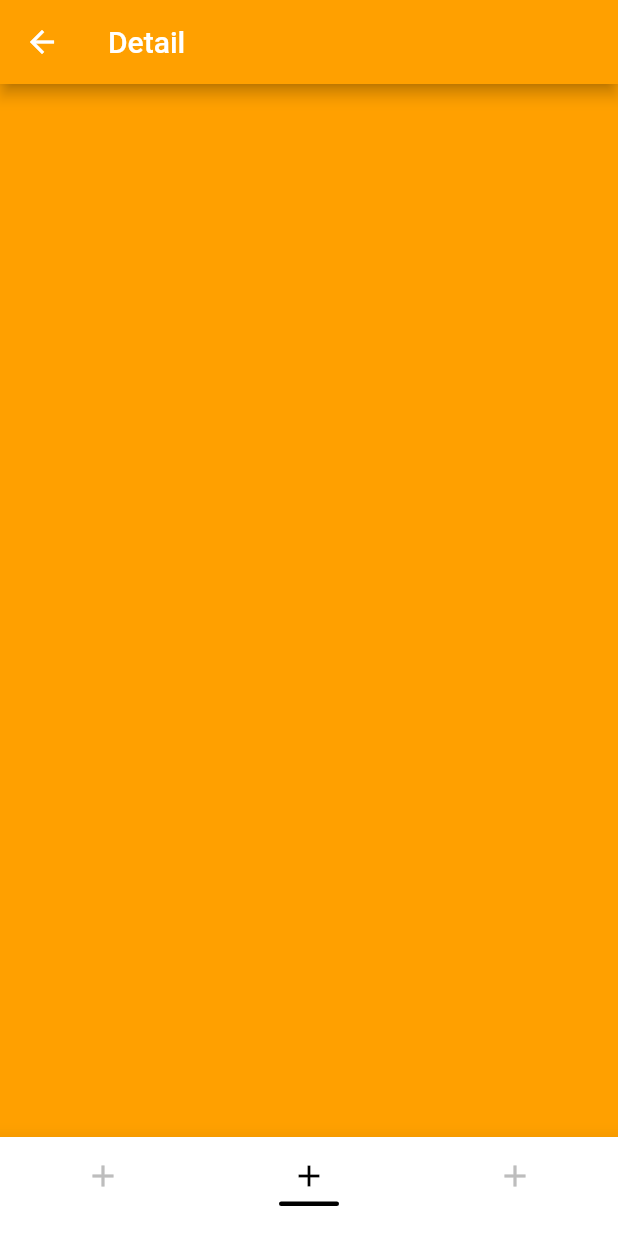
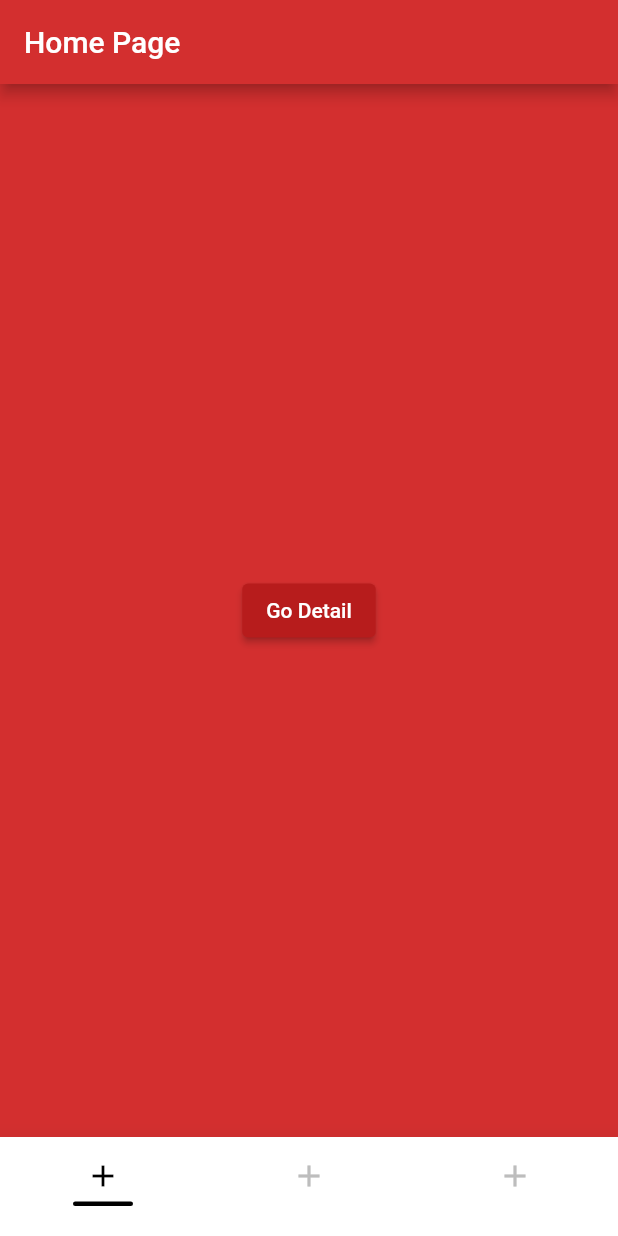
Before and after one commit to yusufnadar/instagram_bottom_nav_bar, a Flutter app: the screen it shows after launch, item 2 of the bottom bar chosen, after a tap on "Go Detail", on a phone screen of 412 x 824 dp. Run offline on Flutter 3.47's test engine with Material 2 defaults, Android fonts, the phone set to English and light mode, and no system bars; our stand-ins replace flutter_svg.

```diff
--- a/example/lib/main.dart
+++ b/example/lib/main.dart
@@ -3,6 +3,7 @@ import 'package:flutter/material.dart';
 import 'package:instagram_bottom_nav_bar/instagram_tab_view.dart';
 import 'package:instagram_bottom_nav_bar/widget/icon_type.dart';
 import 'pages/home_page.dart';
+import 'pages/test.dart';
 
 main() {
   runApp(const MyApp());
@@ -15,55 +16,7 @@ class MyApp extends StatelessWidget {
   Widget build(BuildContext context) {
     return MaterialApp(
       debugShowCheckedModeBanner: false,
-      home: InstagramTabView(
-        selectedItemColor: Colors.black,
-        unselectedItemColor: Colors.grey.shade400,
-        backgroundColor: Colors.white,
-        // Default is Colors.white
-        elevation: 12,
-        // Default elevation is 12,
-        showSelectedLabels: false,
-        // Default showSelectedLabels is false,
-        showUnselectedLabels: false,
-        // Default showUnselectedLabels is false
-        iconSize: 24,
-        // Default iconSize is 24,
-        bottomNavigationBarType: BottomNavigationBarType.fixed,
-        iconType: IconType.icon,
-        dividerWidth: 40,
-        isDivider: true,
-        dividerHeight: 3,
-        dividerMargin: 5,
-        //middleHeight: 40,
-        //height: 70,
-        selectedIconHeight: 20,
-        //middleColor: Colors.blue,
-        items: [
-          InstagramTabItem(
-            label: 'Home Page',
-            page: HomePage(),
-            icon: Icons.add,
-          ),
-          InstagramTabItem(
-            label: 'Home Page',
-            page: HomePage(),
-            icon: Icons.add,
-          ),
-          InstagramTabItem(
-            label: 'Home Page',
-            page: HomePage(),
-            icon: Icons.add,
-            settings: (settings) {
-              switch (settings.name) {
-                default:
-                  return MaterialPageRoute(
-                    builder: (context) => Profile(),
-                  );
-              }
-            },
-          )
-        ],
-      ),
+      home: Test(),
     );
   }
 }
--- a/example/lib/pages/home_page.dart
+++ b/example/lib/pages/home_page.dart
@@ -1,4 +1,7 @@
 import 'package:flutter/material.dart';
+import 'package:instagram_bottom_nav_bar/instagram_tab_view.dart';
+
+import 'test.dart';
 
 class HomePage extends StatelessWidget {
   const HomePage({Key? key}) : super(key: key);
@@ -11,7 +14,8 @@ class HomePage extends StatelessWidget {
       body: Center(
         child: ElevatedButton(
           onPressed: () {
-            Navigator.of(context,rootNavigator: false).push(MaterialPageRoute(builder: (context)=>HomePageDetail()));
+            InstagramTabView.clear();
+            Navigator.of(context,rootNavigator: true).push(MaterialPageRoute(builder: (context)=>Test()));
           },
           style: ElevatedButton.styleFrom(backgroundColor: Colors.red.shade900),
           child: Text('Go Detail'),
--- a/example/lib/pages/profile.dart
+++ b/example/lib/pages/profile.dart
@@ -2,6 +2,7 @@ import 'dart:convert';
 
 import 'package:flutter/material.dart';
 import 'package:http/http.dart' as http;
+import 'package:instagram_bottom_nav_bar/instagram_tab_view.dart';
 class Profile extends StatelessWidget {
   const Profile({Key? key}) : super(key: key);
 
--- /dev/null
+++ b/example/lib/pages/test.dart
@@ -0,0 +1,62 @@
+import 'package:flutter/material.dart';
+import 'package:instagram_bottom_nav_bar/instagram_tab_view.dart';
+
+import 'home_page.dart';
+import 'profile.dart';
+
+class Test extends StatelessWidget {
+  const Test({Key? key}) : super(key: key);
+
+  @override
+  Widget build(BuildContext context) {
+    return InstagramTabView(
+      selectedItemColor: Colors.black,
+      unselectedItemColor: Colors.grey.shade400,
+      backgroundColor: Colors.white,
+      // Default is Colors.white
+      elevation: 12,
+      // Default elevation is 12,
+      showSelectedLabels: false,
+      // Default showSelectedLabels is false,
+      showUnselectedLabels: false,
+      // Default showUnselectedLabels is false
+      iconSize: 24,
+      // Default iconSize is 24,
+      bottomNavigationBarType: BottomNavigationBarType.fixed,
+      iconType: IconType.icon,
+      dividerWidth: 40,
+      isDivider: true,
+      dividerHeight: 3,
+      dividerMargin: 5,
+      //middleHeight: 40,
+      //height: 70,
+      selectedIconHeight: 20,
+      //middleColor: Colors.blue,
+      items: [
+        InstagramTabItem(
+          label: 'Home Page',
+          page: HomePage(),
+          icon: Icons.add,
+        ),
+        InstagramTabItem(
+          label: 'Home Page',
+          page: HomePage(),
+          icon: Icons.add,
+        ),
+        InstagramTabItem(
+          label: 'Home Page',
+          page: Profile(),
+          icon: Icons.add,
+          settings: (settings) {
+            switch (settings.name) {
+              default:
+                return MaterialPageRoute(
+                  builder: (context) => Profile(),
+                );
+            }
+          },
+        )
+      ],
+    );
+  }
+}
--- a/lib/const/bottom_nav_bar_const.dart
+++ b/lib/const/bottom_nav_bar_const.dart
@@ -9,4 +9,11 @@ class TabConsts {
       <GlobalKey<NavigatorState>>[];
 
   static List<IndexedStackChild> navigators = <IndexedStackChild>[];
+
+  static void clear() {
+    bottomBarItemList.clear();
+    navigatorKeys.clear();
+    navigators.clear();
+    pageList = [0];
+  }
 }
--- a/lib/view/bottom_nav_bar_view.dart
+++ b/lib/view/bottom_nav_bar_view.dart
@@ -136,6 +136,14 @@ class InstagramTabView extends StatefulWidget {
     this.middleHeight, this.onTapWith,
   }) : super(key: key);
 
+
+  static void clear() {
+    TabConsts.bottomBarItemList.clear();
+    TabConsts.navigatorKeys.clear();
+    TabConsts.navigators.clear();
+    TabConsts.pageList = [0];
+  }
+
   @override
   State<InstagramTabView> createState() => _InstagramTabViewState();
 }
@@ -143,6 +151,7 @@ class InstagramTabView extends StatefulWidget {
 class _InstagramTabViewState extends State<InstagramTabView>
     with SingleTickerProviderStateMixin {
   late TabController tabController;
+
 
   // current index is 0 at first and you start at first page
   int currentIndex = 0;
--- a/lib/widget/instagram_tab_item.dart
+++ b/lib/widget/instagram_tab_item.dart
@@ -12,6 +12,6 @@ class InstagramTabItem {
     required this.page,
     required this.icon,
     this.initialRoute,
-    this.settings
+    this.settings,
   });
 }
--- a/pubspec.yaml
+++ b/pubspec.yaml
@@ -1,6 +1,6 @@
 name: instagram_bottom_nav_bar
 description: Best bottom bar structure created to control page flow. You don't need to describe navigatorKey for each Bottom Bar Item. I've already do that.
-version: 3.0.10
+version: 3.0.11
 homepage: https://github.com/yusufnadar/instagram_bottom_nav_bar
 
 environment:
```
Also changed, not shown: lib/widget/icon_type.dart (line endings or trailing spaces), 2 other files.
